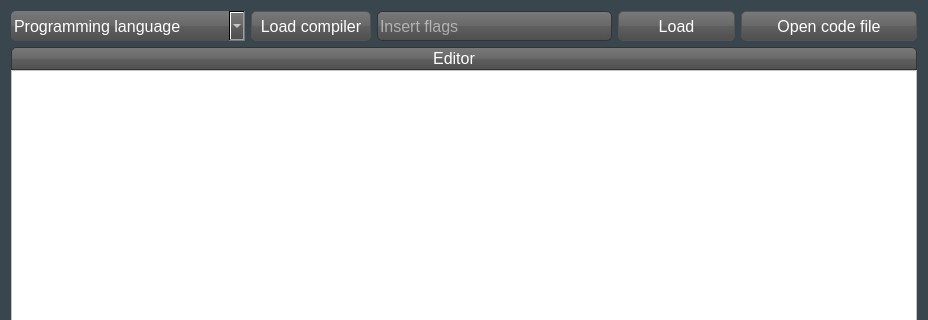
Old version of the form codeeditor.ui in the repository Robbinb1993/uDebugTool; both pictures show x 0 to 928 and y 0 to 320 of the 928 by 632 pixel window.
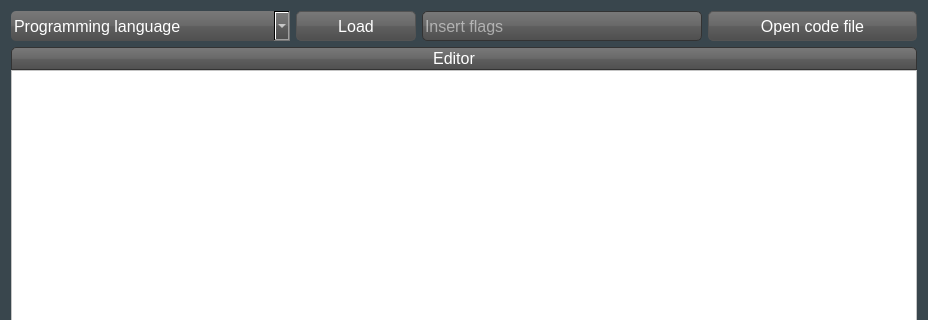
New version of the form. Custom widgets are drawn as their Qt base class.

What changed in the file:
```diff
--- a/codeeditor.ui
+++ b/codeeditor.ui
@@ -39,7 +39,7 @@
         <number>6</number>
        </property>
        <item>
-        <layout class="QHBoxLayout" name="horizontalLayout_3" stretch="4,3,4,2,3">
+        <layout class="QHBoxLayout" name="horizontalLayout_3" stretch="4,3,4,3">
          <property name="spacing">
           <number>6</number>
          </property>
@@ -143,7 +143,7 @@
 }</string>
            </property>
            <property name="text">
-            <string>Load compiler</string>
+            <string>Load</string>
            </property>
           </widget>
          </item>
@@ -178,38 +178,6 @@
            </property>
           </widget>
          </item>
-         <item>
-          <widget class="QPushButton" name="compileButton">
-           <property name="minimumSize">
-            <size>
-             <width>100</width>
-             <height>30</height>
-            </size>
-           </property>
-           <property name="font">
-            <font>
-             <family>Microsoft Sans Serif</family>
-             <pointsize>12</pointsize>
-            </font>
-           </property>
-           <property name="styleSheet">
-            <string notr="true">QPushButton {
-   background: qlineargradient(x1:0, y1:0, x2:0, y2:1, stop:0 #797979, stop:0.48 #696969, stop:0.52 #5e5e5e, stop:1 #4f4f4f);
-   border-color: #545454;
-   border-width: 1px;
-   border-radius: 5px;
-   border-style: solid;
-   color: white;
-                     }
-QPushButton:pressed {
-   background: qradialgradient(cx:0.5, cy:0.5, radius:1, fx:0.5, fy:0.5, stop:0 #dddddd, stop:1 #777777);
-}</string>
-           </property>
-           <property name="text">
-            <string>Load</string>
-           </property>
-          </widget>
-         </item>
          <item>
           <widget class="QPushButton" name="submitCodeButton">
            <property name="minimumSize">
```
Left out of the diff: 7 changed lines with no effect on the pictures.
